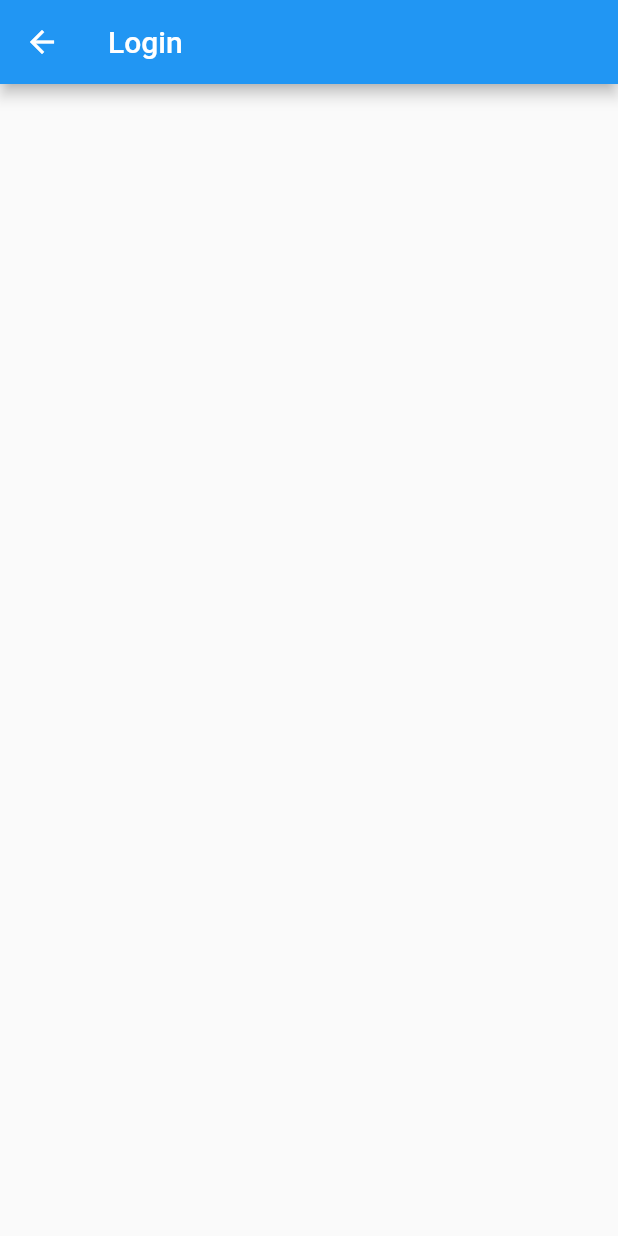
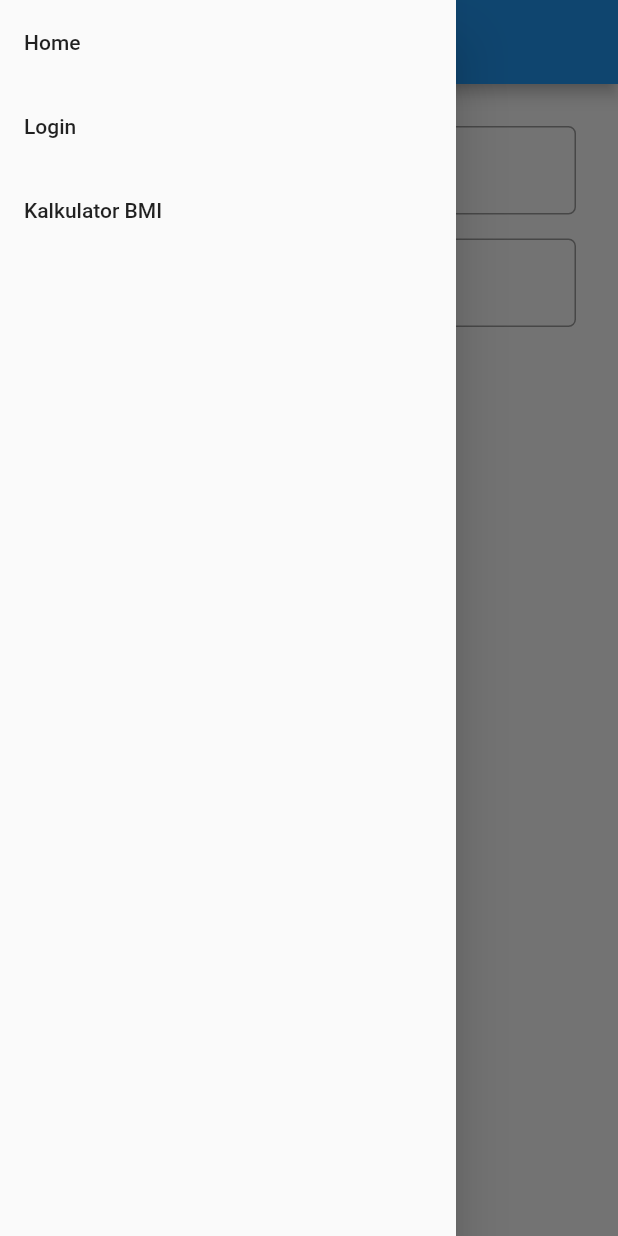
Before and after one commit to C009-PBP/PBP-PAS, a Flutter app: the LoginPage screen opened by its route, with the side drawer open (before the commit the screen has no drawer), on a phone screen of 412 x 824 dp. Run offline on Flutter 3.47's test engine with Material 2 defaults, Android fonts, the phone set to English and light mode, and no system bars; missing offline and left inert: pbp_django_auth; network calls fail.

Commit message:
update utilities

```diff
--- a/lib/main.dart
+++ b/lib/main.dart
@@ -3,6 +3,9 @@ import 'package:flutter/material.dart';
 import 'package:provider/provider.dart';
 import 'package:pbp_django_auth/pbp_django_auth.dart';
 import 'package:healthbud/page/authentication/LoginPage.dart';
+
+import 'package:healthbud/tools/drawer.dart';
+
 
 void main() {
   runApp(const MyApp());
@@ -78,6 +81,9 @@ class _MyHomePageState extends State<MyHomePage> {
         // the App.build method, and use it to set our appbar title.
         title: Text(widget.title),
       ),
+
+      drawer: DrawerClass(parentScreen: ScreenName.Home),
+
       body: Center(
         // Center is a layout widget. It takes a single child and positions it
         // in the middle of the parent.
--- a/lib/model/bmi.dart
+++ b/lib/model/bmi.dart
@@ -0,0 +1,59 @@
+//TODO: BUAT MODEL
+//STATUS: (MUNGKIN) UDAH
+import 'dart:convert';
+
+List<BMI> toDoFromJson(String str) =>
+    List<BMI>.from(json.decode(str).map((x) => BMI.fromJson(x)));
+
+String toDoToJson(List<BMI> data) =>
+    json.encode(List<dynamic>.from(data.map((x) => x.toJson())));
+
+// title = models.CharField(max_length=255)
+// rating = models.DecimalField(max_digits=3, decimal_places=2, validators= [MinValueValidator(1) ,MaxValueValidator(5)])
+// release_date = models.DateField()
+// review = models.TextField()
+// is_watched = models.BooleanField()
+
+class BMI {
+  BMI({
+    required this.user,
+    required this.umur,
+    required this.tinggi,
+    required this.berat,
+    required this.date_created,
+    required this.bmi_result,
+    required this.deskripsi_hasil,
+    required this.keterangan_tambahan,
+  });
+
+  int user;
+  int umur;
+  int tinggi;
+  int berat;
+  String date_created;
+  int bmi_result;
+  String deskripsi_hasil;
+  String keterangan_tambahan;
+
+  factory BMI.fromJson(Map<String, dynamic> json) => BMI(
+        user: json["fields"]["user"],
+        umur: json["fields"]["umur"],
+        tinggi: json["fields"]["tinggi"],
+        berat: json["fields"]["berat"],
+        date_created: json["fields"]["date_created"],
+        bmi_result: json["fields"]["bmi_result"],
+        deskripsi_hasil: json["fields"]["deskripsi_hasil"],
+        keterangan_tambahan: json["fields"]["keterangan_tambahan"],
+      );
+
+  Map<String, dynamic> toJson() => {
+        "user": user,
+        "umur": umur,
+        "tinggi": tinggi,
+        "berat": berat,
+        "date_created": date_created,
+        "bmi_result": bmi_result,
+        "deskripsi_hasil": deskripsi_hasil,
+        "keterangan_tambahan": keterangan_tambahan,
+      };
+}
--- a/lib/page/authentication/LoginPage.dart
+++ b/lib/page/authentication/LoginPage.dart
@@ -2,6 +2,9 @@ import 'package:flutter/material.dart';
 import 'package:flutter/widgets.dart';
 import 'package:provider/provider.dart';
 import 'package:pbp_django_auth/pbp_django_auth.dart';
+
+import 'package:healthbud/tools/drawer.dart';
+
 
 class LoginPage extends StatefulWidget {
   const LoginPage({Key? key}) : super(key: key);
@@ -21,6 +24,7 @@ class _LoginPageState extends State<LoginPage> {
 
   String username = "";
   String password1 = "";
+
   @override
   Widget build(BuildContext context) {
     final request = context.watch<CookieRequest>();
@@ -31,6 +35,146 @@ class _LoginPageState extends State<LoginPage> {
         appBar: AppBar(
         title: Text('Login'),
       ),
+
+      drawer: DrawerClass(parentScreen: ScreenName.Login),
+body: Form(
+        key: _loginFormKey,
+        child: SingleChildScrollView(
+          child: Container(
+            padding: const EdgeInsets.all(20.0),
+            child: Column(
+              children: [
+                Padding(
+                  // Menggunakan padding sebesar 8 pixels
+                  padding: const EdgeInsets.all(8.0),
+                  child: TextFormField(
+                    decoration: InputDecoration(
+                      hintText: "Contoh: Brr",
+                      labelText: "Username",
+                      // Menambahkan icon agar lebih intuitif
+                      icon: const Icon(Icons.people),
+                      // Menambahkan circular border agar lebih rapi
+                      border: OutlineInputBorder(
+                        borderRadius: BorderRadius.circular(5.0),
+                      ),
+                    ),
+
+                    // Menambahkan behavior saat nama diketik
+                    onChanged: (String? value) {
+                      setState(() {
+                        username = value!;
+                      });
+                    },
+                    // Menambahkan behavior saat data disimpan
+                    onSaved: (String? value) {
+                      setState(() {
+                        username = value!;
+                      });
+                    },
+                    // Validator sebagai validasi form
+                    validator: (String? value) {
+                      if (value == null || value.isEmpty) {
+                        return 'Username tidak boleh kosong!';
+                      }
+                      return null;
+                    },
+                  ),
+                ),
+
+                Padding(
+                  // Menggunakan padding sebesar 8 pixels
+                  padding: const EdgeInsets.all(8.0),
+                  child: TextFormField(
+                    decoration: InputDecoration(
+                      hintText: "Isi password Anda.",
+                      labelText: "Password",
+                      // Menambahkan icon agar lebih intuitif
+                      icon: const Icon(Icons.people),
+                      // Menambahkan circular border agar lebih rapi
+                      border: OutlineInputBorder(
+                        borderRadius: BorderRadius.circular(5.0),
+                      ),
+                    ),
+
+                    // Menambahkan behavior saat nama diketik
+                    onChanged: (String? value) {
+                      setState(() {
+                        password1 = value!;
+                      });
+                    },
+                    // Menambahkan behavior saat data disimpan
+                    onSaved: (String? value) {
+                      setState(() {
+                        password1 = value!;
+                      });
+                    },
+                    // Validator sebagai validasi form
+                    validator: (String? value) {
+                      if (value == null || value.isEmpty) {
+                        return 'Password tidak boleh kosong!';
+                      }
+                      return null;
+                    },
+                  ),
+                ),
+
+                //TODO: IMPLEMENT LOGIN
+                TextButton(
+                  child: const Text(
+                    "Login",
+                    style: TextStyle(color: Colors.white),
+                  ),
+                  style: ButtonStyle(
+                    backgroundColor: MaterialStateProperty.all(Colors.blue),
+                  ),
+                  onPressed: () {
+                    if (_loginFormKey.currentState!.validate()) {
+                      // List listBudget = [];
+                      // listBudget.add(_namaLengkap);
+                      // listBudget.add(_nominal);
+                      // listBudget.add(jenisNominal);
+                      // listJawaban.add(listBudget);
+
+                      showDialog(
+                        context: context,
+                        builder: (context) {
+                          return Dialog(
+                            shape: RoundedRectangleBorder(
+                              borderRadius: BorderRadius.circular(10),
+                            ),
+                            elevation: 15,
+                            child: Container(
+                              child: ListView(
+                                padding:
+                                    const EdgeInsets.only(top: 20, bottom: 20),
+                                shrinkWrap: true,
+                                children: <Widget>[
+                                  Center(
+                                      child: const Text(
+                                          'Data berhasil dimasukkan!')),
+                                  SizedBox(height: 20),
+                                  // TODO: Munculkan informasi yang didapat dari form
+                                  TextButton(
+                                    onPressed: () {
+                                      Navigator.pop(context);
+                                    },
+                                    child: Text('Kembali'),
+                                  ),
+                                ],
+                              ),
+                            ),
+                          );
+                        },
+                      );
+                    }
+                  },
+                ),
+              ],
+            ),
+          ),
+        ),
+      ),
+
     );
   }
 }
--- /dev/null
+++ b/lib/tools/drawer.dart
@@ -0,0 +1,69 @@
+import 'package:flutter/material.dart';
+
+import 'package:healthbud/page/authentication/LoginPage.dart';
+import 'package:healthbud/page/bmi_calculator_page.dart';
+
+import 'package:healthbud/main.dart';
+
+//source:   https://stackoverflow.com/questions/66925164/refactoring-dart-code-into-a-separate-file
+enum ScreenName {
+  Login,
+  Home,
+  BMI,
+  BMI_Detail,
+}
+
+class DrawerClass extends StatefulWidget {
+  final ScreenName parentScreen;
+
+  const DrawerClass({required this.parentScreen});
+
+  @override
+  _DrawerClassState createState() => _DrawerClassState();
+}
+
+class _DrawerClassState extends State<DrawerClass> {
+  @override
+  Widget build(BuildContext context) {
+    return Drawer(
+      child: Column(
+        children: [
+          // Menambahkan clickable menu
+          ListTile(
+            title: const Text('Home'),
+            onTap: () {
+              // Route menu ke halaman utama
+              Navigator.pushReplacement(
+                context,
+                MaterialPageRoute(
+                    builder: (context) => const MyHomePage(title: 'HealthBud')),
+              );
+            },
+          ),
+          ListTile(
+            title: const Text('Login'),
+            onTap: () {
+              // Route menu ke halaman form
+              Navigator.pushReplacement(
+                context,
+                MaterialPageRoute(builder: (context) => const LoginPage()),
+              );
+            },
+          ),
+
+          ListTile(
+            title: const Text('Kalkulator BMI'),
+            onTap: () {
+              // Route menu ke halaman form
+              Navigator.pushReplacement(
+                context,
+                MaterialPageRoute(builder: (context) => BMIPage()),
+              );
+            },
+          ),
+
+        ],
+      ),
+    );
+  }
+}
--- /dev/null
+++ b/lib/tools/fetcherBMI.dart
@@ -0,0 +1,39 @@
+//TODO: BUAT FETCHER JSON BMI
+//STATUS: (MUNGKIN) UDAH
+
+
+import 'package:http/http.dart' as http;
+import 'dart:convert';
+
+
+
+import 'package:healthbud/model/bmi.dart';
+
+class fetcherBMI {
+  fetcherBMI ();
+
+  Future<List<BMI>> fetchBMI() async {
+    var url = Uri.parse(
+        'https://health-bud.up.railway.app/bmi_calculator/json/');
+    var response = await http.get(
+      url,
+      headers: {
+        "Access-Control-Allow-Origin": "*",
+        "Content-Type": "application/json",
+      },
+    );
+
+    // melakukan decode response menjadi bentuk json
+    var data = jsonDecode(json.encode(utf8.decode(response.bodyBytes)));
+
+    // melakukan konversi data json menjadi object MyWatchList
+    List<BMI> listBMI = [];
+    for (var d in data) {
+      if (d != null) {
+        listBMI.add(BMI.fromJson(d));
+      }
+    }
+
+    return listBMI;
+  }
+}
```
Also changed, not shown: lib/page/bmi_calculator_page.dart (+72 -0 lines), lib/page/bmi_detail.dart (added, +121 -0 lines).
